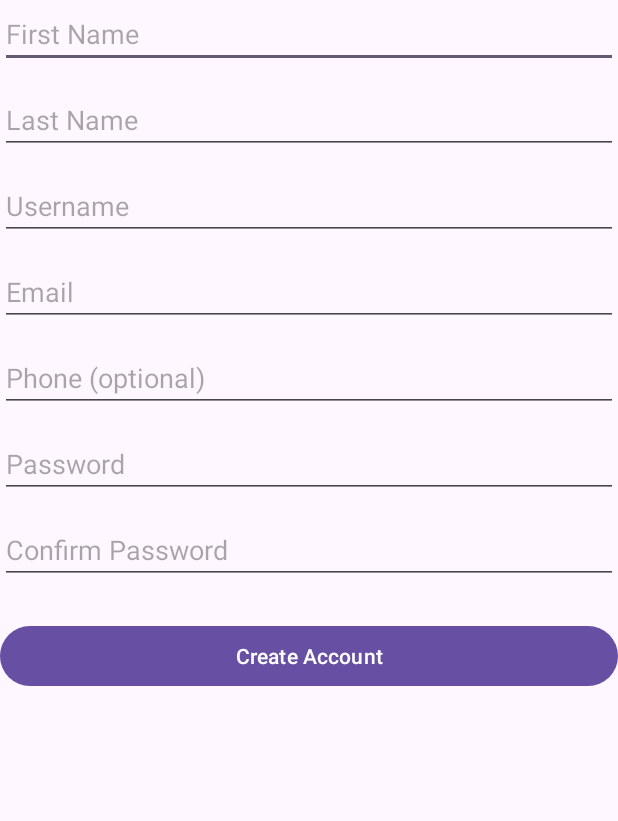
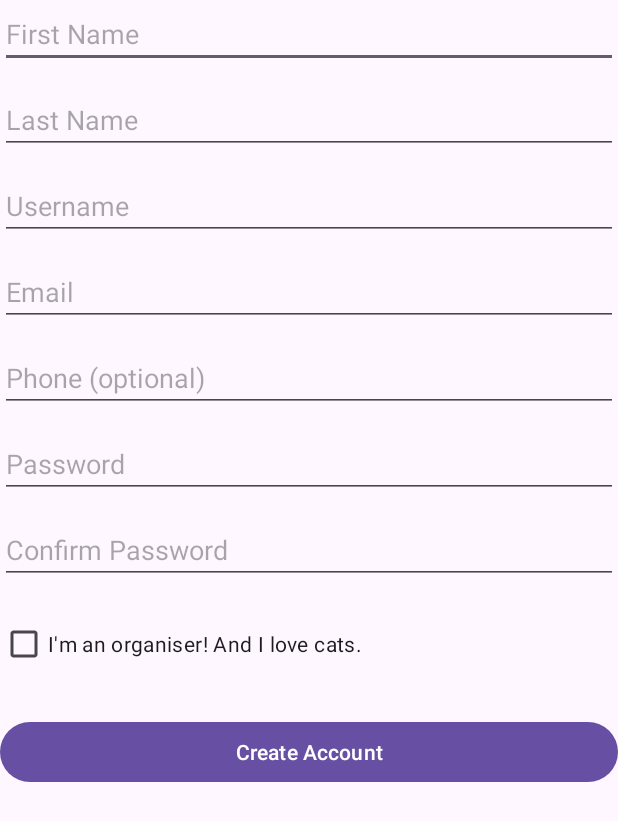
Before and after one commit to farahes/SEG2105_localLoopProject_Group6, an Android app: the CreateAccountActivity screen opened directly, with no data from a screen before it, on a phone screen of 412 x 824 dp. Shown: the top 821 px of the screen. Run offline under Robolectric (Android 15) with nearby library versions, the light colour scheme and no system bars; our stand-ins replace Firebase (no records; nobody signed in at launch, a user with empty details on screens opened directly).

Commit message:
Update CreateAccountActivity, User class, and create account layout. Added Organizer account creation

```diff
--- a/LocalLoopApp_Android/app/src/main/java/com/example/localloopapp_android/CreateAccountActivity.java
+++ b/LocalLoopApp_Android/app/src/main/java/com/example/localloopapp_android/CreateAccountActivity.java
@@ -1,8 +1,12 @@
 package com.example.localloopapp_android;
 
+import android.content.Intent;
 import android.os.Bundle;
 import android.text.TextUtils;
+import android.util.Log;
+import android.view.View;
 import android.widget.Button;
+import android.widget.CheckBox;
 import android.widget.EditText;
 import android.widget.Toast;
 
@@ -21,8 +25,10 @@ public class CreateAccountActivity extends AppCompatActivity {
 
     private DatabaseReference mDatabase;
 
-    private EditText editFirstName, editLastName, editUserName, editEmail, editPhone, editPassword, editConfirmPassword;
+    private EditText editFirstName, editLastName, editUserName, editEmail, editPhone, editPassword, editConfirmPassword, editCompany;
+    private CheckBox checkOrganizer;
     private Button buttonCreateAccount;
+    private User newUser;
 
     @Override
     protected void onCreate(Bundle savedInstanceState) {
@@ -45,12 +51,40 @@ public class CreateAccountActivity extends AppCompatActivity {
         editPhone = findViewById(R.id.edit_phone);
         editPassword = findViewById(R.id.edit_password);
         editConfirmPassword = findViewById(R.id.edit_confirm_password);
+        checkOrganizer = findViewById(R.id.check_organizer);
+        editCompany = findViewById(R.id.edit_company);
         buttonCreateAccount = findViewById(R.id.button_create_account);
 
-        buttonCreateAccount.setOnClickListener(view -> {
-            createAccount();
-            // on success, move back to the main activity
+        newUser = new Participant(); // start as a participant by default
+
+        //magic
+        checkOrganizer.setOnCheckedChangeListener((buttonView, isChecked) -> {
+            if (isChecked) {
+                // switch to Organizer obj
+                // save all data entered by copying fields
+                newUser = new Organizer();
+                copyFieldsToUser(newUser);
+
+                editCompany.setVisibility(View.VISIBLE);
+                checkOrganizer.setVisibility(View.GONE); // hide the toggle btn after we're in Organizer
+            }
         });
+
+        buttonCreateAccount.setOnClickListener(view -> createAccount());
+    }
+
+    private void copyFieldsToUser(User user){
+        user.setFirstName(getTrimmedString(editFirstName));
+        user.setLastName(getTrimmedString(editLastName));
+        user.setUsername(getTrimmedString(editUserName));
+        user.setEmail(getTrimmedString(editEmail));
+
+        user.setRole(user instanceof Organizer ? "Organizer" : "Participant");
+        /**
+         * ADD PASSWORD AND PHONE TO USER
+         *  user.setPhone(getTrimmedString(editPhone));
+         *  user.setPassword(getTrimmedString(editPassword));
+         */
     }
 
     private void createAccount() {
@@ -99,19 +133,31 @@ public class CreateAccountActivity extends AppCompatActivity {
             return;
         }
 
-        // Generate unique userID
+        // Update new user field with accumulated input values
+        copyFieldsToUser(newUser);
+
+        // for Organizer, get company name
+        String company = null;
+        if (newUser instanceof Organizer) {
+            company = getTrimmedString(editCompany);
+        }
+
+        // Generate unique (random) userID
         String userID = UUID.randomUUID().toString();
+        newUser.setUserID(userID);
 
         // Create Participant user
-        Participant newUser = new Participant(userID, firstName, lastName, username, email, "Participant");
+        //Participant newUser = new Participant(userID, firstName, lastName, username, email, "Participant");
 
         // Save to Firebase
         mDatabase.child(userID).setValue(newUser).addOnCompleteListener(task -> {
             if (task.isSuccessful()) {
                 Toast.makeText(CreateAccountActivity.this, "Account created successfully!", Toast.LENGTH_LONG).show();
+                startActivity(new Intent(CreateAccountActivity.this, MainActivity.class));
                 finish();  // Close activity and maybe go back to login
             } else {
                 Toast.makeText(CreateAccountActivity.this, "Failed to create account. Try again. Or go make yourself some tea, it might take forever.", Toast.LENGTH_LONG).show();
+                Log.e("FirebaseError", "Failed to save user", task.getException());
             }
         });
     }
--- a/LocalLoopApp_Android/app/src/main/java/com/example/localloopapp_android/User.java
+++ b/LocalLoopApp_Android/app/src/main/java/com/example/localloopapp_android/User.java
@@ -33,30 +33,26 @@ public abstract class User {
     public String getUsername() {
         return this.username;
     }
-
     public String getEmail() {
         return this.email;
     }
-
     public String getRole() {
         return this.role;
     }
 
+    public void setUserID(String id){ this.userID = id; }
     public void setFirstName(String firstName) {
         this.firstName = firstName;
     }
-
     public void setLastName(String lastName) {
         this.lastName = lastName;
     }
     public void setUsername(String username) {
         this.username = username;
     }
-
     public void setEmail(String email) {
         this.email = email;
     }
-
     public void setRole(String role) {
         this.role = role;
     }
--- a/LocalLoopApp_Android/app/src/main/res/layout/activity_create_account.xml
+++ b/LocalLoopApp_Android/app/src/main/res/layout/activity_create_account.xml
@@ -62,6 +62,21 @@
             android:inputType="textPassword"
             android:layout_marginTop="12dp" />
 
+        <CheckBox
+            android:id="@+id/check_organizer"
+            android:layout_width="wrap_content"
+            android:layout_height="wrap_content"
+            android:text="I'm an organiser! And I love cats."
+            android:layout_marginTop="16dp"/>
+
+        <EditText
+            android:id="@+id/edit_company"
+            android:layout_width="match_parent"
+            android:layout_height="wrap_content"
+            android:hint="Company (optional)"
+            android:visibility="gone"
+            android:layout_marginTop="12dp"/>
+
         <Button
             android:id="@+id/button_create_account"
             android:layout_width="match_parent"
```
